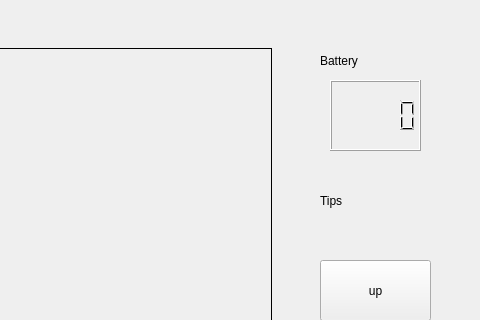
This is mainwindow.ui in 546964285/qt_osd_v4l2 as Qt 5 draws it before an edit; both pictures show x 160 to 640 and y 0 to 320 of the 640 by 480 pixel window. The edited form follows.
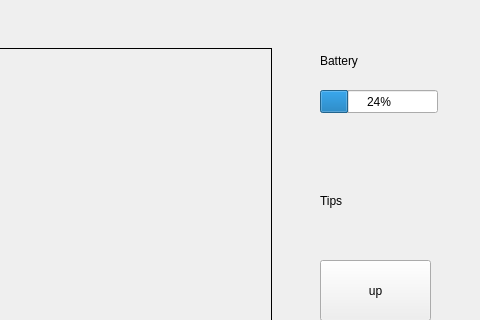
This is the edited form. Custom widgets are drawn as their Qt base class.

```diff
--- a/mainwindow.ui
+++ b/mainwindow.ui
@@ -69,16 +69,6 @@
      <string>dn</string>
     </property>
    </widget>
-   <widget class="QLCDNumber" name="lcdNumber">
-    <property name="geometry">
-     <rect>
-      <x>490</x>
-      <y>80</y>
-      <width>91</width>
-      <height>71</height>
-     </rect>
-    </property>
-   </widget>
    <widget class="QLabel" name="label_3">
     <property name="geometry">
      <rect>
@@ -92,6 +82,19 @@
      <string>Battery</string>
     </property>
    </widget>
+   <widget class="QProgressBar" name="progressBar">
+    <property name="geometry">
+     <rect>
+      <x>480</x>
+      <y>90</y>
+      <width>118</width>
+      <height>23</height>
+     </rect>
+    </property>
+    <property name="value">
+     <number>24</number>
+    </property>
+   </widget>
   </widget>
  </widget>
  <layoutdefault spacing="6" margin="11"/>
```
